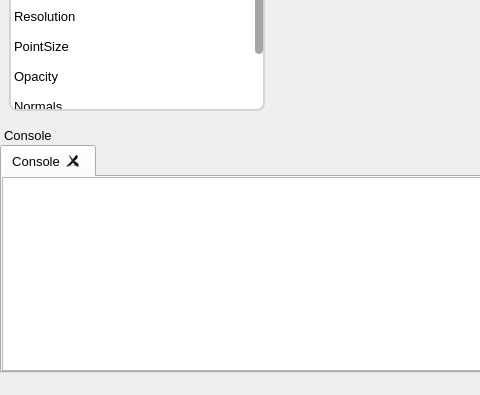
This is cloudtool/mainwindow.ui in Libaocheng3811/CloudTool2 as Qt 5 draws it before an edit; both pictures show x 0 to 480 and y 450 to 845 of the 1300 by 845 pixel window. The edited form follows.
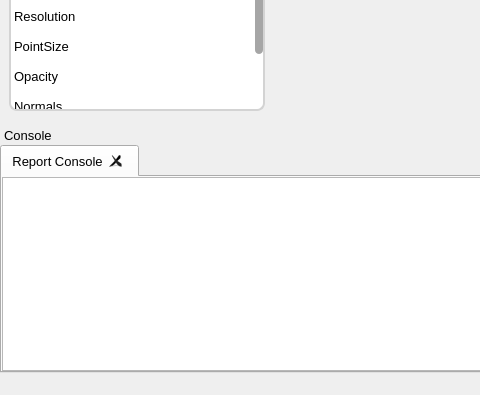
This is the edited form. Icons and pictures are not drawn. Custom widgets are drawn as their Qt base class.

Diff of the .ui file:
```diff
--- a/cloudtool/mainwindow.ui
+++ b/cloudtool/mainwindow.ui
@@ -614,7 +614,7 @@
     </property>
     <widget class="ct::Console" name="console">
      <attribute name="title">
-      <string>Console</string>
+      <string>Report Console</string>
      </attribute>
     </widget>
    </widget>
```
